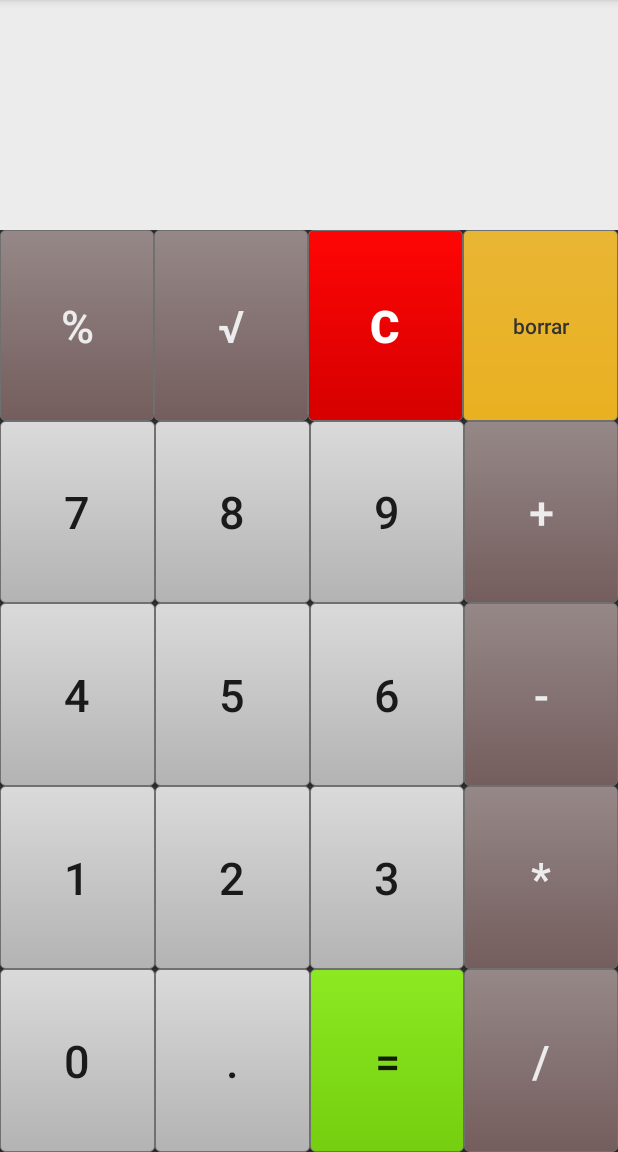
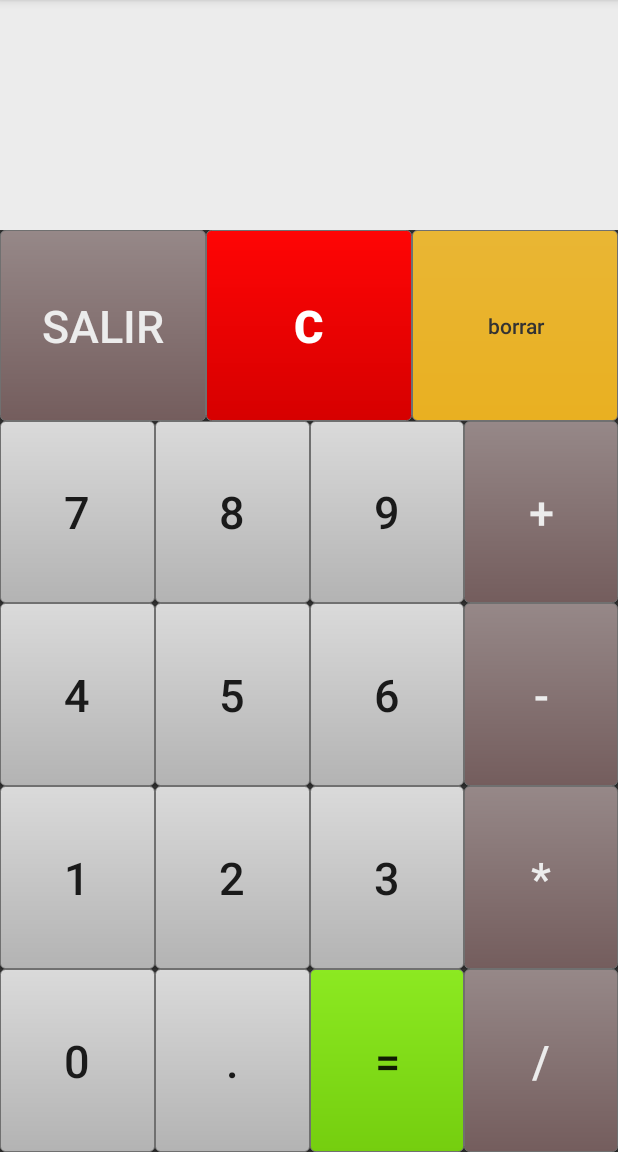
Before and after one commit to jlixerkun/Calc, an Android app: the screen it shows after launch (MainActivity), on a phone screen of 412 x 824 dp, the part 84-1236 px from its top. Run offline under Robolectric (Android 15) with nearby library versions, the phone set to English and light mode, and no system bars; 2 statements that could not run were skipped.

```diff
--- a/app/src/main/res/layout/fragment_main.xml
+++ b/app/src/main/res/layout/fragment_main.xml
@@ -42,26 +42,14 @@
             android:padding="1dp"
             android:layout_height="match_parent"
             android:textSize="@dimen/font_size_large"
-            android:text="@string/porciento"
-            android:layout_weight="1"
-            android:layout_width="0dp"
-            android:id="@+id/btnPorciento"
-            tools:ignore="ButtonStyle"
-            android:background="@drawable/mycalc_operatebtn_bg"
-            android:elegantTextHeight="true"
-            android:textColor="@color/colorlightBg" />
-
-        <Button
-            android:padding="1dp"
-            android:layout_height="match_parent"
-            android:textSize="@dimen/font_size_large"
-            android:text="@string/raiz"
+            android:text="Salir"
             android:layout_weight="1"
             android:layout_width="0dp"
             android:id="@+id/btnRaiz"
             tools:ignore="ButtonStyle"
             android:background="@drawable/mycalc_operatebtn_bg"
             android:textColor="@color/colorlightBg"/>
+
         <Button
             android:padding="1dp"
             android:layout_height="match_parent"
@@ -74,6 +62,7 @@
             android:background="@drawable/mycalc_dangerbtn_bg"
             android:textStyle="normal|bold"
             android:textColor="@android:color/background_light" />
+
         <Button
             android:padding="1dp"
             android:layout_height="match_parent"
```
